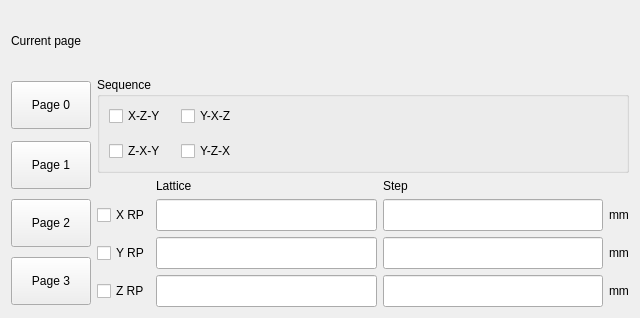
First picture: the form in hcsettings/ichcstackedsettingsframe.ui, repository GaussCheng/2-5AxisPunch, before the edit.
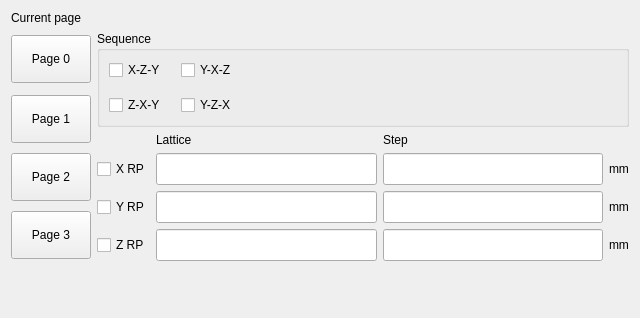
Second picture: the form after the edit. Custom widgets are drawn as their Qt base class.

Patch:
```diff
--- a/hcsettings/ichcstackedsettingsframe.ui
+++ b/hcsettings/ichcstackedsettingsframe.ui
@@ -330,6 +330,19 @@
      </attribute>
     </widget>
    </item>
+   <item row="5" column="0">
+    <spacer name="verticalSpacer">
+     <property name="orientation">
+      <enum>Qt::Vertical</enum>
+     </property>
+     <property name="sizeHint" stdset="0">
+      <size>
+       <width>20</width>
+       <height>40</height>
+      </size>
+     </property>
+    </spacer>
+   </item>
   </layout>
  </widget>
  <customwidgets>
```
